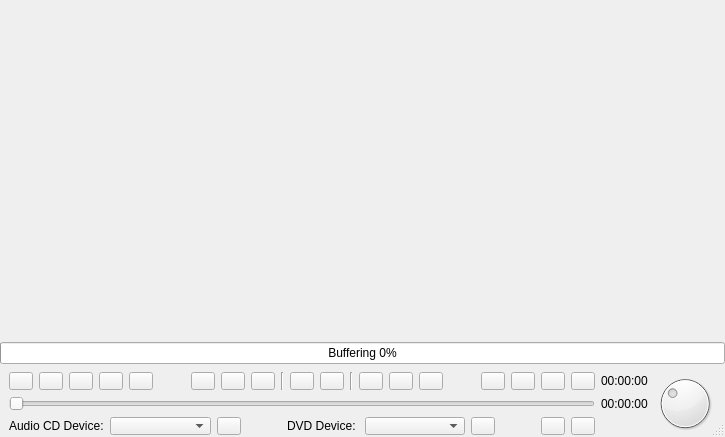
First picture: the form in code/playerctl/ui/playerctl.ui, repository andrew-bibb/mbmp, before the edit.
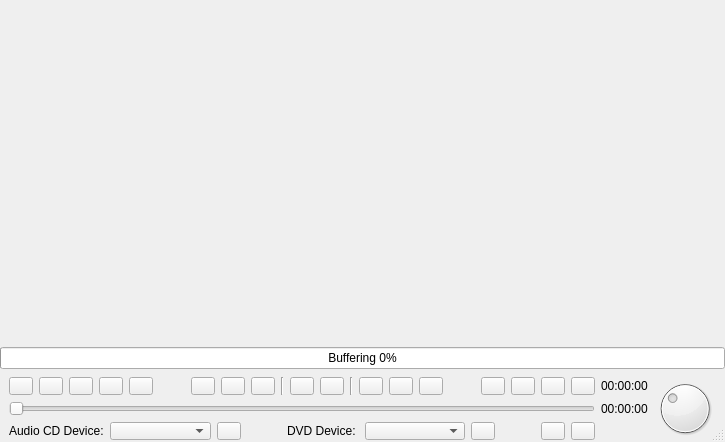
Second picture: the form after the edit. Icons and pictures are not drawn.

What changed in the file:
```diff
--- a/code/playerctl/ui/playerctl.ui
+++ b/code/playerctl/ui/playerctl.ui
@@ -7,7 +7,7 @@
     <x>0</x>
     <y>0</y>
     <width>725</width>
-    <height>437</height>
+    <height>442</height>
    </rect>
   </property>
   <property name="windowTitle">
```
Left out of the diff: 2 changed lines with no effect on the pictures.
